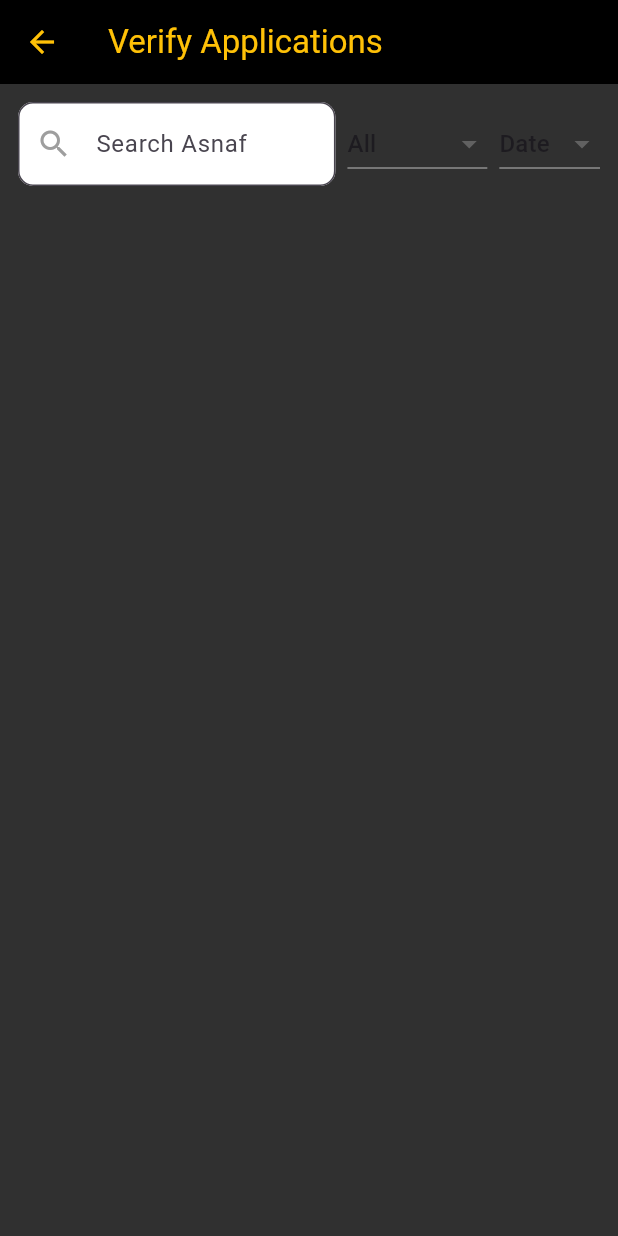
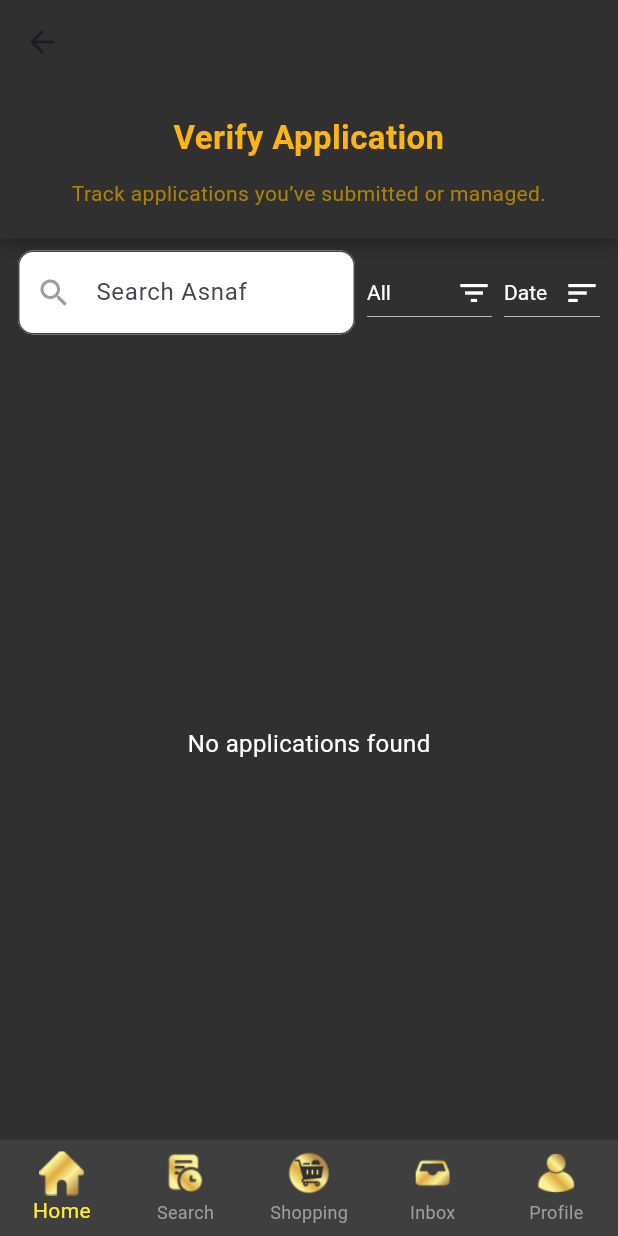
Before and after one commit to intanaqilah-mf/kitatongtong, a Flutter app: the VerifyApplicationsScreen screen opened directly, on a phone screen of 412 x 824 dp. Run offline on Flutter 3.47's test engine with Material 3 defaults, Android fonts, the phone set to English and light mode, and no system bars; our stand-ins replace cloud_firestore, file_picker, firebase_auth, firebase_core, firebase_storage, google_sign_in and 2 more; missing offline and left inert: syncfusion_flutter_pdfviewer; accounts and stored records are empty; statements that could not run were skipped.

Commit message:
adding verify applications

```diff
--- a/lib/pages/verifyApplications.dart
+++ b/lib/pages/verifyApplications.dart
@@ -1,5 +1,6 @@
 import 'package:flutter/material.dart';
 import 'package:cloud_firestore/cloud_firestore.dart';
+import 'package:projects/widgets/bottomNavBar.dart';
 
 class VerifyApplicationsScreen extends StatefulWidget {
   @override
@@ -7,33 +8,81 @@ class VerifyApplicationsScreen extends StatefulWidget {
 }
 
 class _VerifyApplicationsScreenState extends State<VerifyApplicationsScreen> {
-  String searchQuery = "";
-  String filterOption = "All";
-  String sortOption = "Date";
+  int _selectedIndex = 0;
+  late Stream<QuerySnapshot> _applicationsStream;
+  Map<int, bool> _expandedStates = {}; // Track expanded states for each item
+
+  String selectedFilter = "All"; // Default filter
+  String selectedSort = "Date"; // Default sorting
+
+  @override
+  void initState() {
+    super.initState();
+    _applicationsStream = FirebaseFirestore.instance.collection('applications').snapshots();
+  }
+
+  void _onItemTapped(int index) {
+    setState(() {
+      _selectedIndex = index;
+    });
+  }
 
   @override
   Widget build(BuildContext context) {
     return Scaffold(
+      backgroundColor: Color(0xFF303030), // Background color
       appBar: AppBar(
-        backgroundColor: Colors.black,
-        title: Text("Verify Applications", style: TextStyle(color: Colors.amber)),
-        iconTheme: IconThemeData(color: Colors.amber),
+        backgroundColor: Color(0xFF303030),
+        elevation: 0,
       ),
       body: Column(
         children: [
-          // Search and filter row
+          // Header Section (Full Width)
+          Container(
+            width: double.infinity, // Full width
+            padding: EdgeInsets.symmetric(vertical: 20, horizontal: 16),
+            decoration: BoxDecoration(
+              color: Color(0xFF303030), // Background color
+              boxShadow: [
+                BoxShadow(
+                  color: Colors.black26,
+                  blurRadius: 8,
+                  offset: Offset(0, 4),
+                ),
+              ],
+            ),
+            child: Column(
+              children: [
+                Text(
+                  "Verify Application",
+                  style: TextStyle(
+                    color: Color(0xFFFDB515),
+                    fontSize: 22,
+                    fontWeight: FontWeight.bold,
+                  ),
+                  textAlign: TextAlign.center, // Center text
+                ),
+                SizedBox(height: 12.0), // Add more space
+                Text(
+                  "Track applications you’ve submitted or managed.",
+                  style: TextStyle(
+                    color: Color(0xFFAA820C),
+                    fontSize: 14,
+                  ),
+                  textAlign: TextAlign.center, // Center text
+                ),
+              ],
+            ),
+          ),
+
+          // Search & Filter Row
           Padding(
-            padding: const EdgeInsets.all(12.0),
+            padding: const EdgeInsets.symmetric(horizontal: 12.0, vertical: 8.0),
             child: Row(
               children: [
                 // Search Field
                 Expanded(
                   child: TextField(
-                    onChanged: (value) {
-                      setState(() {
-                        searchQuery = value.toLowerCase();
-                      });
-                    },
                     decoration: InputDecoration(
                       prefixIcon: Icon(Icons.search, color: Colors.grey),
                       hintText: "Search Asnaf",
@@ -41,39 +90,50 @@ class _VerifyApplicationsScreenState extends State<VerifyApplicationsScreen> {
                       fillColor: Colors.white,
                       border: OutlineInputBorder(borderRadius: BorderRadius.circular(10)),
                     ),
+                    onChanged: (value) {
+                      setState(() {}); // Triggers UI refresh on text change
+                    },
                   ),
                 ),
                 SizedBox(width: 8),
-                // Filter Button
+
+                // Filter Dropdown
                 DropdownButton<String>(
-                  value: filterOption,
-                  onChanged: (newValue) {
+                  value: selectedFilter,
+                  dropdownColor: Colors.black,
+                  icon: Icon(Icons.filter_list, color: Colors.white),
+                  style: TextStyle(color: Colors.white),
+                  onChanged: (String? newValue) {
                     setState(() {
-                      filterOption = newValue!;
+                      selectedFilter = newValue!;
                     });
                   },
                   items: ["All", "Pending", "Approved", "Rejected"]
                       .map<DropdownMenuItem<String>>((String value) {
                     return DropdownMenuItem<String>(
                       value: value,
-                      child: Text(value),
+                      child: Text(value, style: TextStyle(color: Colors.white)),
                     );
                   }).toList(),
                 ),
                 SizedBox(width: 8),
-                // Sort Button
+
+                // Sort Dropdown
                 DropdownButton<String>(
-                  value: sortOption,
-                  onChanged: (newValue) {
+                  value: selectedSort,
+                  dropdownColor: Colors.black,
+                  icon: Icon(Icons.sort, color: Colors.white),
+                  style: TextStyle(color: Colors.white),
+                  onChanged: (String? newValue) {
                     setState(() {
-                      sortOption = newValue!;
+                      selectedSort = newValue!;
                     });
                   },
-                  items: ["Date", "Name"]
+                  items: ["Date", "Name", "Status"]
                       .map<DropdownMenuItem<String>>((String value) {
                     return DropdownMenuItem<String>(
                       value: value,
-                      child: Text(value),
+                      child: Text(value, style: TextStyle(color: Colors.white)),
                     );
                   }).toList(),
                 ),
@@ -81,46 +141,100 @@ class _VerifyApplicationsScreenState extends State<VerifyApplicationsScreen> {
             ),
           ),
 
-          // Applications List
+          // Fetch & Display Applications
           Expanded(
             child: StreamBuilder<QuerySnapshot>(
-              stream: FirebaseFirestore.instance.collection('applications').snapshots(),
+              stream: _applicationsStream,
               builder: (context, snapshot) {
-                if (!snapshot.hasData) {
+                if (snapshot.connectionState == ConnectionState.waiting) {
                   return Center(child: CircularProgressIndicator());
                 }
+                if (!snapshot.hasData || snapshot.data!.docs.isEmpty) {
+                  return Center(
+                    child: Text("No applications found",
+                        style: TextStyle(color: Colors.white, fontSize: 16)),
+                  );
+                }
 
-                var applications = snapshot.data!.docs
-                    .map((doc) => doc.data() as Map<String, dynamic>)
-                    .where((app) => searchQuery.isEmpty || app['name'].toLowerCase().contains(searchQuery))
-                    .where((app) => filterOption == "All" || app['status'] == filterOption)
-                    .toList();
+                var applications = snapshot.data!.docs.map((doc) {
+                  var appData = doc.data() as Map<String, dynamic>;
+                  return {
+                    'fullname': appData['fullname'] ?? 'Unknown',
+                    'date': appData['date'] ?? 'No date provided',
+                    'submitted_by': appData['submitted_by'] ?? 'Unknown',
+                    'status': appData['status'] ?? 'Pending',
+                  };
+                }).toList();
 
-                if (sortOption == "Date") {
-                  applications.sort((a, b) => b['date'].compareTo(a['date']));
-                } else if (sortOption == "Name") {
-                  applications.sort((a, b) => a['name'].compareTo(b['name']));
+                // Sorting Logic
+                applications.sort((a, b) {
+                  if (selectedSort == "Date") {
+                    var dateA = a['date'] ?? '';
+                    var dateB = b['date'] ?? '';
+                    return dateB.compareTo(dateA);
+                  } else if (selectedSort == "Name") {
+                    return a['fullname'].compareTo(b['fullname']);
+                  } else {
+                    return a['status'].compareTo(b['status']);
                   }
+                });
 
                 return ListView.builder(
                   itemCount: applications.length,
                   itemBuilder: (context, index) {
                     var app = applications[index];
+                    bool isExpanded = _expandedStates[index] ?? false;
+
                     return Card(
-                      color: Colors.black87,
-                      child: ListTile(
-                        leading: CircleAvatar(
-                          backgroundImage: AssetImage("assets/avatar_placeholder.png"), // Replace with user image if available
+                      color: Colors.grey[850],
+                      elevation: 4,
+                      shape: RoundedRectangleBorder(
+                        borderRadius: BorderRadius.circular(8),
                       ),
-                        title: Text(app['name'], style: TextStyle(color: Colors.white)),
-                        subtitle: Column(
-                          crossAxisAlignment: CrossAxisAlignment.start,
+                      child: Column(
                         children: [
-                            Text(app['date'], style: TextStyle(color: Colors.grey)),
-                            Text("Submitted by: ${app['submitted_by']}", style: TextStyle(color: Colors.amber)),
+                          ListTile(
+                            leading: Row(
+                              mainAxisSize: MainAxisSize.min,
+                              children: [
+                                GestureDetector(
+                                  onTap: () {
+                                    setState(() {
+                                      _expandedStates[index] = !isExpanded;
+                                    });
+                                  },
+                                  child: Icon(
+                                    isExpanded
+                                        ? Icons.keyboard_arrow_up
+                                        : Icons.keyboard_arrow_down,
+                                    color: Colors.white,
+                                  ),
+                                ),
+                                SizedBox(width: 8),
+                                Container(
+                                  width: 30,
+                                  height: 30,
+                                  decoration: BoxDecoration(
+                                    color: Colors.grey.shade800,
+                                    borderRadius: BorderRadius.circular(5),
+                                  ),
+                                ),
                               ],
                             ),
-                        trailing: Text(
+                            title: Text(
+                              app['fullname'],
+                              style: TextStyle(color: Colors.white),
+                            ),
+                            subtitle: Text(app['date'], style: TextStyle(color: Colors.grey)),
+                            trailing: Column(
+                              crossAxisAlignment: CrossAxisAlignment.end,
+                              children: [
+                                Text(
+                                  "Submitted by: ${app['submitted_by']}",
+                                  style: TextStyle(color: Colors.amber, fontSize: 12),
+                                ),
+                                SizedBox(height: 4),
+                                Text(
                                   app['status'],
                                   style: TextStyle(
                                     color: app['status'] == "Pending"
@@ -130,14 +244,10 @@ class _VerifyApplicationsScreenState extends State<VerifyApplicationsScreen> {
                                         : Colors.red,
                                   ),
                                 ),
-                        onTap: () {
-                          Navigator.push(
-                            context,
-                            MaterialPageRoute(
-                              builder: (context) => ApplicationDetailScreen(application: app),
+                              ],
                             ),
-                          );
-                        },
+                          ),
+                        ],
                       ),
                     );
                   },
@@ -147,68 +257,9 @@ class _VerifyApplicationsScreenState extends State<VerifyApplicationsScreen> {
           ),
         ],
       ),
-    );
-  }
-}
-
-// Detail Page for Application Review
-class ApplicationDetailScreen extends StatelessWidget {
-  final Map<String, dynamic> application;
-
-  ApplicationDetailScreen({required this.application});
-
-  @override
-  Widget build(BuildContext context) {
-    return Scaffold(
-      appBar: AppBar(
-        backgroundColor: Colors.black,
-        title: Text("Application Details", style: TextStyle(color: Colors.amber)),
-        iconTheme: IconThemeData(color: Colors.amber),
-      ),
-      body: Padding(
-        padding: const EdgeInsets.all(16.0),
-        child: Column(
-          crossAxisAlignment: CrossAxisAlignment.start,
-          children: [
-            Text("Name: ${application['name']}", style: TextStyle(fontSize: 18, color: Colors.white)),
-            Text("Date: ${application['date']}", style: TextStyle(fontSize: 16, color: Colors.grey)),
-            Text("Submitted by: ${application['submitted_by']}", style: TextStyle(fontSize: 16, color: Colors.amber)),
-            Text("Status: ${application['status']}", style: TextStyle(fontSize: 16, color: Colors.white)),
-
-            SizedBox(height: 20),
-
-            // Buttons to Approve/Reject
-            Row(
-              mainAxisAlignment: MainAxisAlignment.spaceAround,
-              children: [
-                ElevatedButton(
-                  style: ElevatedButton.styleFrom(backgroundColor: Colors.green),
-                  onPressed: () async {
-                    await FirebaseFirestore.instance
-                        .collection('applications')
-                        .doc(application['id']) // Ensure `id` is stored in each application document
-                        .update({'status': 'Approved'});
-
-                    Navigator.pop(context);
-                  },
-                  child: Text("Approve"),
-                ),
-                ElevatedButton(
-                  style: ElevatedButton.styleFrom(backgroundColor: Colors.red),
-                  onPressed: () async {
-                    await FirebaseFirestore.instance
-                        .collection('applications')
-                        .doc(application['id'])
-                        .update({'status': 'Rejected'});
-
-                    Navigator.pop(context);
-                  },
-                  child: Text("Reject"),
-                ),
-              ],
-            ),
-          ],
-        ),
+      bottomNavigationBar: BottomNavBar(
+        selectedIndex: _selectedIndex,
+        onItemTapped: _onItemTapped,
       ),
     );
   }
```
Also changed, not shown: lib/pages/applyAid.dart (+13 -6 lines). Lines whose indentation alone changed are shown as unchanged.
